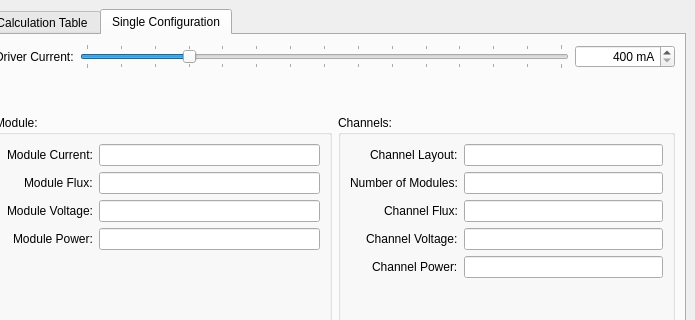
Qt form core/mainwindow.ui (yaltaki/Illue-Wiz) before a commit; both pictures show x 329 to 1024 and y 0 to 320 of the 1024 by 690 pixel window.
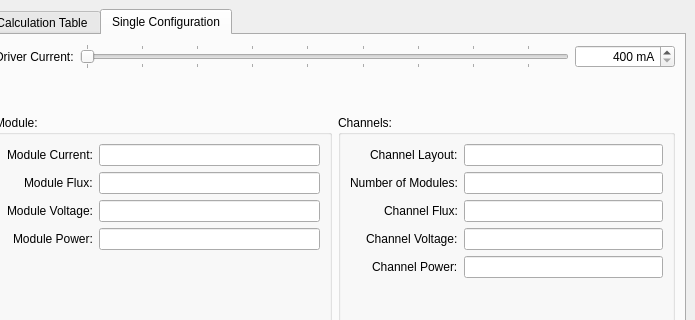
The same form after that commit. Icons and pictures are not drawn.

```diff
--- a/core/mainwindow.ui
+++ b/core/mainwindow.ui
@@ -906,7 +906,7 @@
                     <number>100</number>
                    </property>
                    <property name="maximum">
-                    <number>1500</number>
+                    <number>960</number>
                    </property>
                    <property name="singleStep">
                     <number>25</number>
@@ -915,7 +915,7 @@
                     <number>100</number>
                    </property>
                    <property name="value">
-                    <number>400</number>
+                    <number>100</number>
                    </property>
                    <property name="orientation">
                     <enum>Qt::Horizontal</enum>
```
